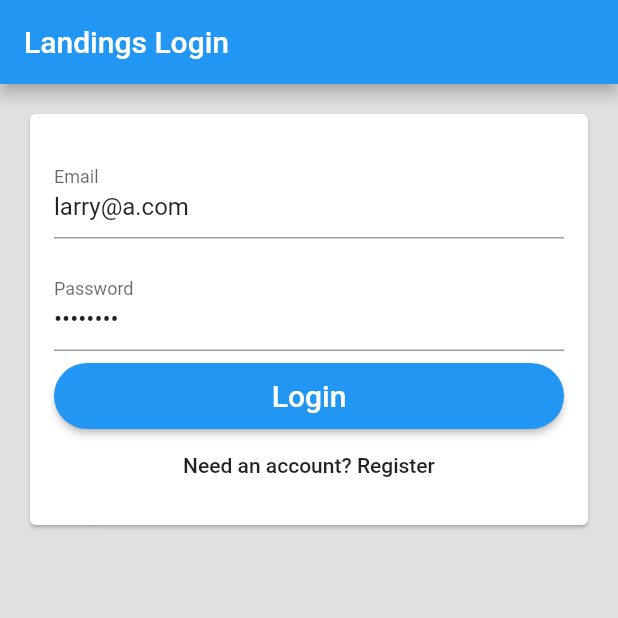
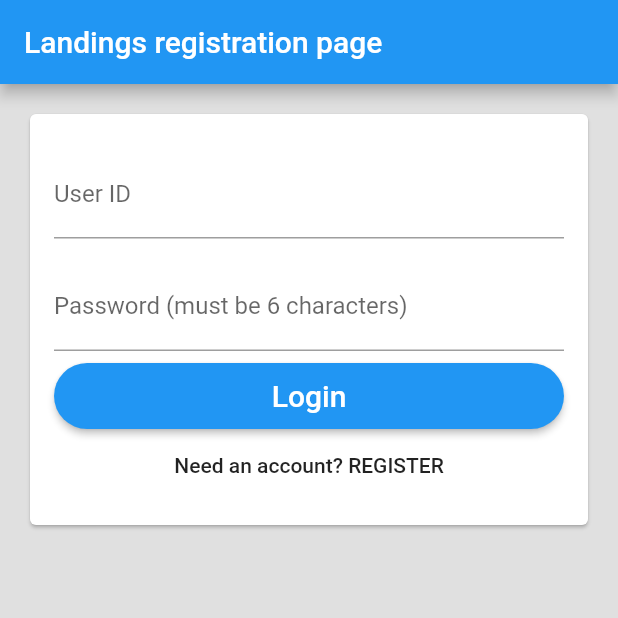
Before and after one commit to jmcfet/tennisuserUI, a Flutter app: the screen it shows after launch, on a phone screen of 412 x 824 dp, the top half of it. Run offline on Flutter 3.47's test engine with Material 2 defaults, Android fonts, the phone set to English and light mode, and no system bars; accounts and stored records are empty; generated files the repository leaves out were written again.

Commit message:
fix register

```diff
--- a/lib/Models/user.dart
+++ b/lib/Models/user.dart
@@ -13,12 +13,13 @@ part 'user.g.dart';
 class User{
   String id;
   String Name;
+  String userid;
   String email;
   String password;
   int isFrozen;
 
 
-  User({this.id,this.Name,this.email,this.password});
+  User({this.id,this.Name,this.email,this.password,this.userid});
 
   /// A necessary factory constructor for creating a new User instance
   /// from a map. Pass the map to the generated `_$UserFromJson()` constructor.
--- a/lib/login_page.dart
+++ b/lib/login_page.dart
@@ -79,7 +79,7 @@ class _LoginPageState extends State<LoginPage> {
     formKey.currentState.reset();
     setState(() {
       _formType = FormType.register;
-      _authHint = '';
+      _authHint = 'userid is id you will use to login;email must be one known to club; ';
     });
   }
 
@@ -95,30 +95,44 @@ class _LoginPageState extends State<LoginPage> {
   List<Widget> usernameAndPassword() {
     return [
       padded(child: new TextFormField(
-        key: new Key('email'),
-        keyboardType: TextInputType.emailAddress,
-        decoration: new InputDecoration(labelText: 'Email'),
-        initialValue: 'larry@a.com',
-        autocorrect: false,
-        validator: (val) => validateEmail(val),
-        onSaved: (val) => _user.email = val,
+        key: new Key('UserID'),
+ //       keyboardType: TextInputType.emailAddress,
+        decoration: new InputDecoration(labelText: 'User ID '),
+         autocorrect: false,
+ //       validator: (val) => validateEmail(val),
+        onSaved: (val) => _user.userid = val,
       )),
       _formType == FormType.register? padded(child: new TextFormField(
-        key: new Key('Name'),
-        decoration: new InputDecoration(labelText: 'Name'),
+        key: new Key('Name (John Smith)'),
+        decoration: new InputDecoration(labelText: 'Name ' ),
         autocorrect: false,
     //    validator: (val) => validateEmail(val),
         onSaved: (val) => _user.Name = val,
       )):Container(),
+      _formType == FormType.register? padded(child: new TextFormField(
+        key: new Key('Name (John Smith)'),
+        decoration: new InputDecoration(labelText: 'EMail '),
+        autocorrect: false,
+        validator: (val) => validateEmail(val),
+        onSaved: (val) => _user.Name = val,
+      )):Container(),
       padded(child: new TextFormField(
         key: new Key('password'),
-        decoration: new InputDecoration(labelText: 'Password'),
-         initialValue: '1234567h',
+        decoration: new InputDecoration(labelText: 'Password (must be 6 characters)'),
         obscureText: true,
         autocorrect: false,
         validator: (val) => val.isEmpty ? 'Password can\'t be empty.' : null,
         onSaved: (val) => _user.password = val,
       )),
+      _formType == FormType.register? padded(child: new TextFormField(
+        key: new Key('confirm password'),
+        decoration: new InputDecoration(labelText: 'confirm Password'),
+  //      initialValue: '1234567h',
+        obscureText: true,
+        autocorrect: false,
+        validator: (val) =>  _user.password != val ? 'Password must match' : null,
+    //    onSaved: (val) => comparepass(val),
+      )):Container()
 
     ];
   }
@@ -148,7 +162,7 @@ class _LoginPageState extends State<LoginPage> {
           ),
           new FlatButton(
             key: new Key('need-account'),
-            child: new Text("Need an account? Register"),
+            child: new Text("Need an account? REGISTER"),
             onPressed: moveToRegister
           ),
 
@@ -157,13 +171,13 @@ class _LoginPageState extends State<LoginPage> {
         return [
           new PrimaryButton(
             key: new Key('register'),
-            text: 'Create an Club account',
+            text: 'Create an Club account  (must have email known to club)',
             height: 44.0,
             onPressed: validateAndSubmit
           ),
           new TextButton(
             key: new Key('need-login'),
-            child: new Text("Have an account? Login"),
+            child: new Text("Have an account? LOGIN"),
             onPressed: moveToLogin
           ),
         ];
@@ -171,14 +185,14 @@ class _LoginPageState extends State<LoginPage> {
     return null;
   }
 
-  Widget hintText() {
+  Widget hintText(color) {
     return new Container(
         //height: 80.0,
         padding: const EdgeInsets.all(32.0),
         child: new Text(
             _authHint,
             key: new Key('hint'),
-            style: new TextStyle(fontSize: 18.0, color: Colors.red),
+            style: new TextStyle(fontSize: 18.0, color: color),
             textAlign: TextAlign.center)
     );
   }
@@ -213,7 +227,7 @@ class _LoginPageState extends State<LoginPage> {
       home: new Scaffold(
 
       appBar: new AppBar(
-        title: new Text(widget.title),
+        title: new Text('Landings registration page'),
       ),
       backgroundColor: Colors.grey[300],
       body: new SingleChildScrollView(child: new Container(
@@ -236,7 +250,7 @@ class _LoginPageState extends State<LoginPage> {
                 ),
               ])
             ),
-            hintText()
+            hintText(Colors.blueAccent)
           ]
         )
       )
--- a/lib/root_page.dart
+++ b/lib/root_page.dart
@@ -45,7 +45,7 @@ class _RootPageState extends State<RootPage> {
     switch (authStatus) {
       case AuthStatus.notSignedIn:
         return new LoginPage(
-          title: 'Landings Login',
+          title: 'Landings Login ',
           auth: widget.auth,
           onSignedIn: () => _updateAuthStatus(AuthStatus.signedIn),
         //  alice:widget.alice
```
Also changed, not shown: lib/Models/user.g.dart.
